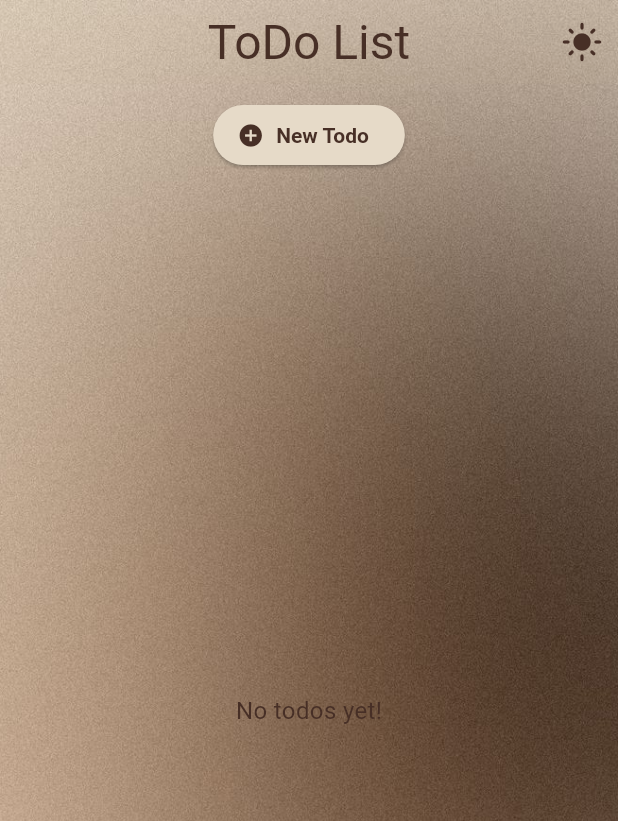
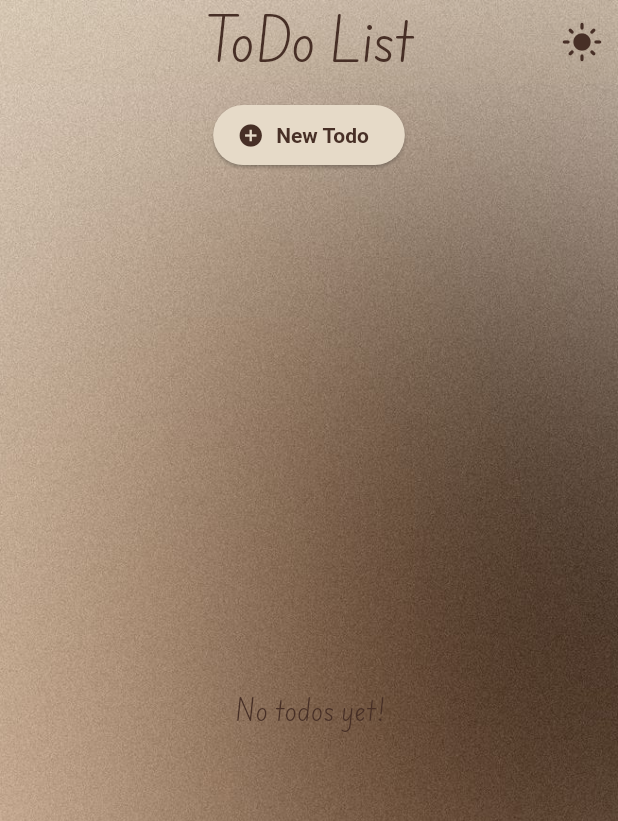
Before and after one commit to sympathex/to-do-list, a Flutter app: the screen it shows after launch, on a phone screen of 412 x 824 dp. Shown: the top 821 px of the screen. Run offline on Flutter 3.47's test engine with Material 3 defaults, Android fonts, the phone set to English and light mode, and no system bars; our stand-ins replace hive, hive_flutter; accounts and stored records are empty; project files that could hold a hidden picture were left out.

Commit message:
new fonts added, colors fixed

```diff
--- a/lib/main.dart
+++ b/lib/main.dart
@@ -50,6 +50,20 @@ class _MyAppState extends State<MyApp> {
           theme: AppTheme.lightTheme,
           darkTheme: AppTheme.darkTheme,
           themeMode: themeMode, // Light, dark, system
+          builder: (context, child) {
+            final mq = MediaQuery.of(context);
+
+            // produce a TextScaler that limits scaling to 0.8x-1.3x
+            final clampedScaler = mq.textScaler.clamp(
+              minScaleFactor: 0.8,
+              maxScaleFactor: 1.4,
+            );
+
+            return MediaQuery(
+              data: mq.copyWith(textScaler: clampedScaler),
+              child: child!
+            );
+          },
           home: AppBackground(child: const Home()),
         );
       }
--- a/lib/theme/app_theme.dart
+++ b/lib/theme/app_theme.dart
@@ -27,9 +27,19 @@ class AppTheme {
     onError: Colors.white,
   );
 
-  // Helper to apply alpha without using deprecated withOpacity()
+  // Safer helper for applying alpha without using deprecated APIs
   static Color _withAlpha(Color c, double alpha) {
-    return Color.fromARGB((alpha * 255).round(), c.red, c.green, c.blue);
+    // Clamp alpha to [0,1] (just in case)
+    final double a = alpha.clamp(0.0, 1.0);
+
+    // The .r, .g, .b getters give values in [0,1]
+    // Multiply by 255.0 to convert to 8-bit integers
+    return Color.fromARGB(
+      (a * 255).round(),
+      (c.r * 255).round(),
+      (c.g * 255).round(),
+      (c.b * 255).round(),
+    );
   }
 
   static final ThemeData lightTheme = ThemeData(
@@ -38,6 +48,7 @@ class AppTheme {
     primaryColor: lightColorScheme.primary,
     cardColor: lightColorScheme.surface,
     scaffoldBackgroundColor: Colors.transparent,
+    fontFamily: 'EduSAHand',
     appBarTheme: AppBarTheme(
       backgroundColor: lightColorScheme.primary,
       foregroundColor: lightColorScheme.onPrimary,
@@ -82,6 +93,7 @@ class AppTheme {
     primaryColor: darkColorScheme.primary,
     cardColor: darkColorScheme.surface,
     scaffoldBackgroundColor: Colors.transparent,     // transparent for image
+    fontFamily: 'EduSAHand',
     appBarTheme: AppBarTheme(
       backgroundColor: darkColorScheme.primary,
       foregroundColor: darkColorScheme.onPrimary,
--- a/lib/theme/theme_colors.dart
+++ b/lib/theme/theme_colors.dart
@@ -4,13 +4,13 @@ class AppColors {
   // Light Mode Theme Colors
   //static const Color lightBackground = Color();
   static const Color lightPrimary = Color(0xFFbdac86);
-  static const Color lightAccent = Color(0xFF2f6352);
+  static const Color lightAccent = Color(0xFFa48d78);
   static const Color lightText = Color(0xFF472f26);
   static const Color lightCard = Color(0xFFe6dac8);
 
   // Dark Mode Theme Colors
   static const Color darkPrimary = Color(0xFF3d211a);
-  static const Color darkAccent = Color(0xFF568f7c);
+  static const Color darkAccent = Color(0xFFa07856);
   static const Color darkText = Color(0xFFded1ba);
   static const Color darkCard = Color(0xFF6f4d38);
 
```
Also changed, not shown: pubspec.yaml (+7 -2 lines), assets/fonts/EduSAHand-Bold.ttf (added), assets/fonts/EduSAHand-Medium.ttf (added), assets/fonts/EduSAHand-Regular.ttf (added), assets/fonts/EduSAHand-SemiBold.ttf (added), assets/fonts/EduSAHand-VariableFont_wght.ttf (added), assets/fonts/Macterla.otf (deleted), 2 other files.
